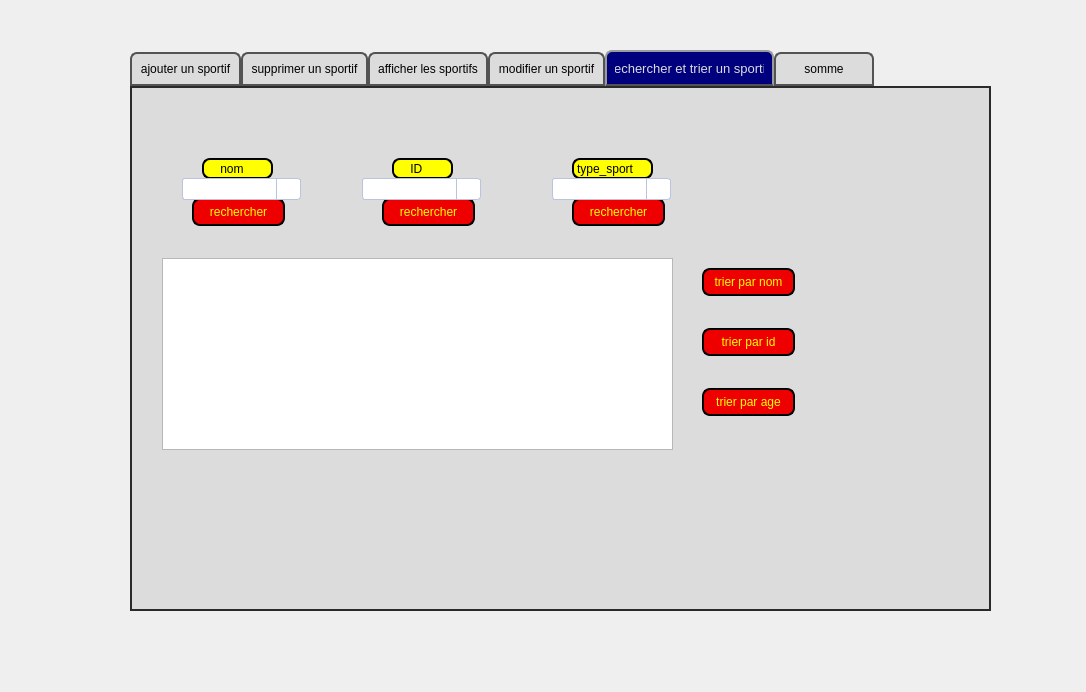
dhiaeddine12/olympic_games_2A20, file gestionsportif.ui: the form before one commit.
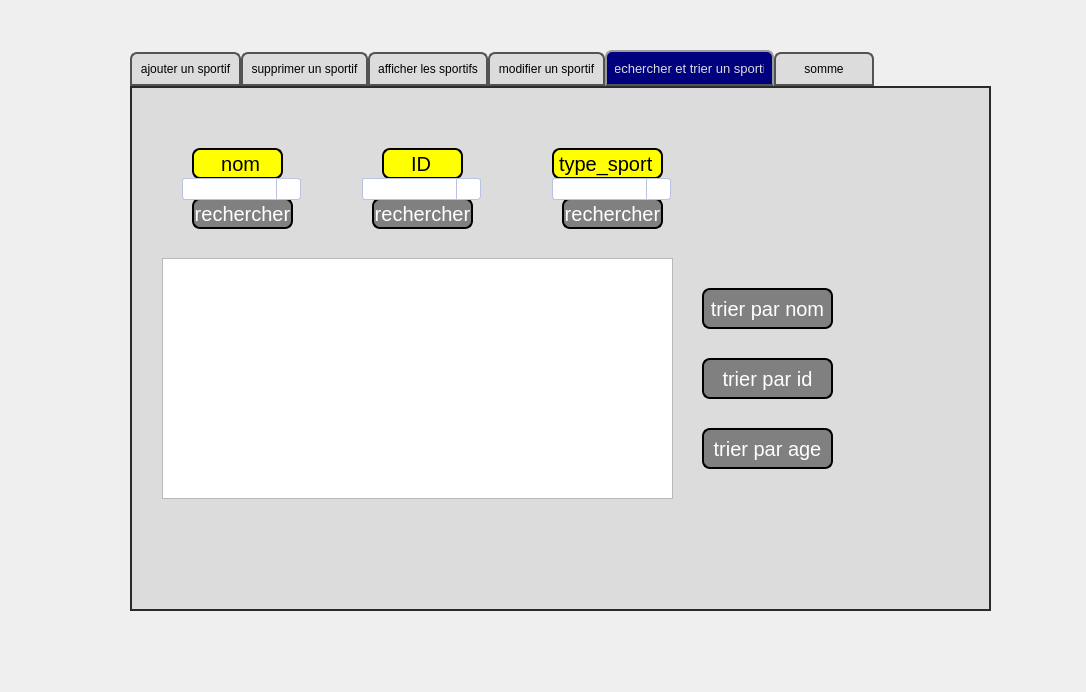
The form after the commit. The open tabs and pages were chosen to show the change. Icons and pictures are not drawn.

```diff
--- a/gestionsportif.ui
+++ b/gestionsportif.ui
@@ -923,19 +923,20 @@
     <widget class="QLabel" name="label_15">
      <property name="geometry">
       <rect>
-       <x>70</x>
-       <y>70</y>
-       <width>71</width>
-       <height>21</height>
+       <x>60</x>
+       <y>60</y>
+       <width>91</width>
+       <height>31</height>
       </rect>
      </property>
      <property name="styleSheet">
       <string notr="true">QLabel {
+	
 color: #000000;
 background:#FFFF00;
 border: none;
-font-size:12px;
-font-family:Arial, Helvetica, sans-serif;
+font-size:20px;
+font-family:arial, Helvetica, sans-serif;
 border: 2px solid ;
 border-radius: 8px;
 }
@@ -952,10 +953,10 @@
     <widget class="QLabel" name="label_16">
      <property name="geometry">
       <rect>
-       <x>260</x>
-       <y>70</y>
-       <width>61</width>
-       <height>21</height>
+       <x>250</x>
+       <y>60</y>
+       <width>81</width>
+       <height>31</height>
       </rect>
      </property>
      <property name="styleSheet">
@@ -963,7 +964,7 @@
 color: #000000;
 background:#FFFF00;
 border: none;
-font-size:12px;
+font-size:20px;
 font-family:Arial, Helvetica, sans-serif;
 border: 2px solid ;
 border-radius: 8px;
@@ -981,10 +982,10 @@
     <widget class="QLabel" name="label_17">
      <property name="geometry">
       <rect>
-       <x>440</x>
-       <y>70</y>
-       <width>81</width>
-       <height>21</height>
+       <x>420</x>
+       <y>60</y>
+       <width>111</width>
+       <height>31</height>
       </rect>
      </property>
      <property name="styleSheet">
@@ -992,7 +993,7 @@
 color: #000000;
 background:#FFFF00;
 border: none;
-font-size:12px;
+font-size:20px;
 font-family:Arial, Helvetica, sans-serif;
 border: 2px solid ;
 border-radius: 8px;
@@ -1013,7 +1014,7 @@
        <x>30</x>
        <y>170</y>
        <width>511</width>
-       <height>192</height>
+       <height>241</height>
       </rect>
      </property>
     </widget>
@@ -1022,17 +1023,18 @@
       <rect>
        <x>60</x>
        <y>110</y>
-       <width>93</width>
-       <height>28</height>
+       <width>101</width>
+       <height>31</height>
       </rect>
      </property>
      <property name="styleSheet">
       <string notr="true">QPushButton
 {
-border-radius: 8px;
-color: rgb(255,255,0);
-background-color: rgba(239, 0, 0);
 border: 2px solid ;
+border-radius: 8px;
+color: rgb(255,255,255);
+background-color: rgba(128,128,128);
+font-size:20px;
 }
 QPushButton:hover
 {
@@ -1047,19 +1049,20 @@
     <widget class="QPushButton" name="pb_rechercher_id">
      <property name="geometry">
       <rect>
-       <x>250</x>
+       <x>240</x>
        <y>110</y>
-       <width>93</width>
-       <height>28</height>
+       <width>101</width>
+       <height>31</height>
       </rect>
      </property>
      <property name="styleSheet">
       <string notr="true">QPushButton
 {
-border-radius: 8px;
-color: rgb(255,255,0);
-background-color: rgba(239, 0, 0);
 border: 2px solid ;
+border-radius: 8px;
+color: rgb(255,255,255);
+background-color: rgba(128,128,128);
+font-size:20px;
 }
 QPushButton:hover
 {
@@ -1074,19 +1077,20 @@
     <widget class="QPushButton" name="pb_rechercher_type_sport">
      <property name="geometry">
       <rect>
-       <x>440</x>
+       <x>430</x>
        <y>110</y>
-       <width>93</width>
-       <height>28</height>
+       <width>101</width>
+       <height>31</height>
       </rect>
      </property>
      <property name="styleSheet">
       <string notr="true">QPushButton
 {
-border-radius: 8px;
-color: rgb(255,255,0);
-background-color: rgba(239, 0, 0);
 border: 2px solid ;
+border-radius: 8px;
+color: rgb(255,255,255);
+background-color: rgba(128,128,128);
+font-size:20px;
 }
 QPushButton:hover
 {
@@ -1102,18 +1106,20 @@
      <property name="geometry">
       <rect>
        <x>570</x>
-       <y>180</y>
-       <width>93</width>
-       <height>28</height>
+       <y>200</y>
+       <width>131</width>
+       <height>41</height>
       </rect>
      </property>
      <property name="styleSheet">
       <string notr="true">QPushButton
 {
-border-radius: 8px;
-color: rgb(255,255,0);
-background-color: rgba(239, 0, 0);
 border: 2px solid ;
+border-radius: 8px;
+color: rgb(255,255,255);
+background-color: rgba(128,128,128);
+font-size:20px;
+
 }
 QPushButton:hover
 {
@@ -1129,18 +1135,19 @@
      <property name="geometry">
       <rect>
        <x>570</x>
-       <y>240</y>
-       <width>93</width>
-       <height>28</height>
+       <y>270</y>
+       <width>131</width>
+       <height>41</height>
       </rect>
      </property>
      <property name="styleSheet">
       <string notr="true">QPushButton
 {
-border-radius: 8px;
-color: rgb(255,255,0);
-background-color: rgba(239, 0, 0);
 border: 2px solid ;
+border-radius: 8px;
+color: rgb(255,255,255);
+background-color: rgba(128,128,128);
+font-size:20px;
 }
 QPushButton:hover
 {
@@ -1156,18 +1163,19 @@
      <property name="geometry">
       <rect>
        <x>570</x>
-       <y>300</y>
-       <width>93</width>
-       <height>28</height>
+       <y>340</y>
+       <width>131</width>
+       <height>41</height>
       </rect>
      </property>
      <property name="styleSheet">
       <string notr="true">QPushButton
 {
-border-radius: 8px;
-color: rgb(255,255,0);
-background-color: rgba(239, 0, 0);
 border: 2px solid ;
+border-radius: 8px;
+color: rgb(255,255,255);
+background-color: rgba(128,128,128);
+font-size:20px;
 }
 QPushButton:hover
 {
```
Left out of the diff: 253 changed lines with no effect on the pictures.
